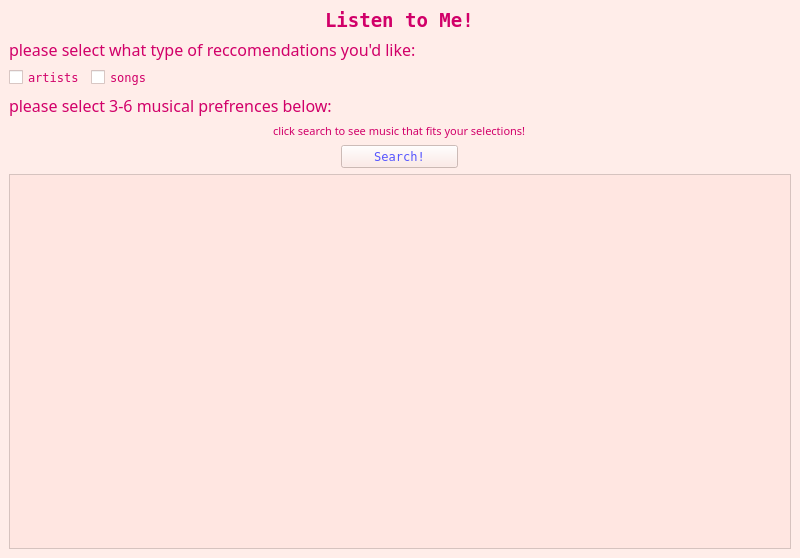
First picture: the form in main.ui, repository avar33/ListenToMe-task1, before the edit.
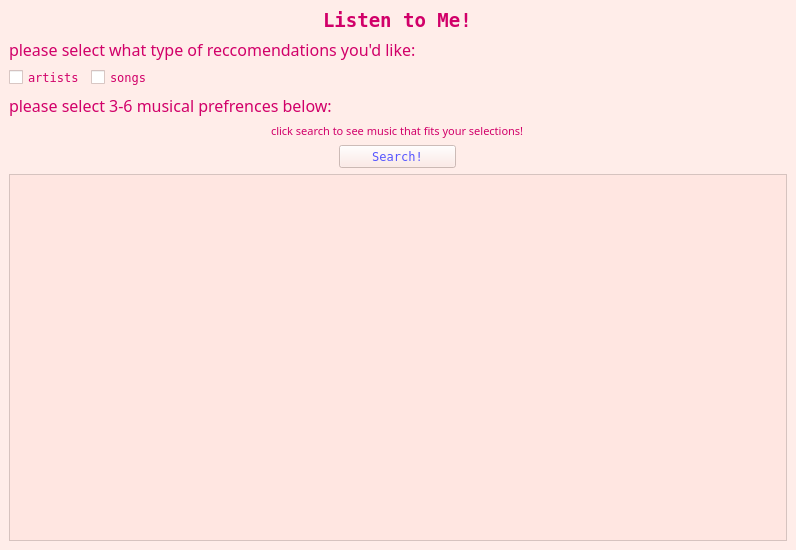
Second picture: the form after the edit.

The edit to the form file:
```diff
--- a/main.ui
+++ b/main.ui
@@ -6,8 +6,8 @@
    <rect>
     <x>0</x>
     <y>0</y>
-    <width>800</width>
-    <height>558</height>
+    <width>796</width>
+    <height>550</height>
    </rect>
   </property>
   <property name="palette">
@@ -547,21 +547,15 @@
         <rect>
          <x>0</x>
          <y>0</y>
-         <width>780</width>
-         <height>386</height>
+         <width>776</width>
+         <height>378</height>
         </rect>
        </property>
-       <widget class="QWidget" name="gridLayoutWidget">
-        <property name="geometry">
-         <rect>
-          <x>19</x>
-          <y>19</y>
-          <width>741</width>
-          <height>351</height>
-         </rect>
-        </property>
-        <layout class="QGridLayout" name="displayGrid"/>
-       </widget>
+       <layout class="QGridLayout" name="gridLayout_2">
+        <item row="0" column="0">
+         <layout class="QGridLayout" name="displayGrid"/>
+        </item>
+       </layout>
       </widget>
      </widget>
     </item>
```
Left out of the diff: 2 changed lines with no effect on the pictures.
